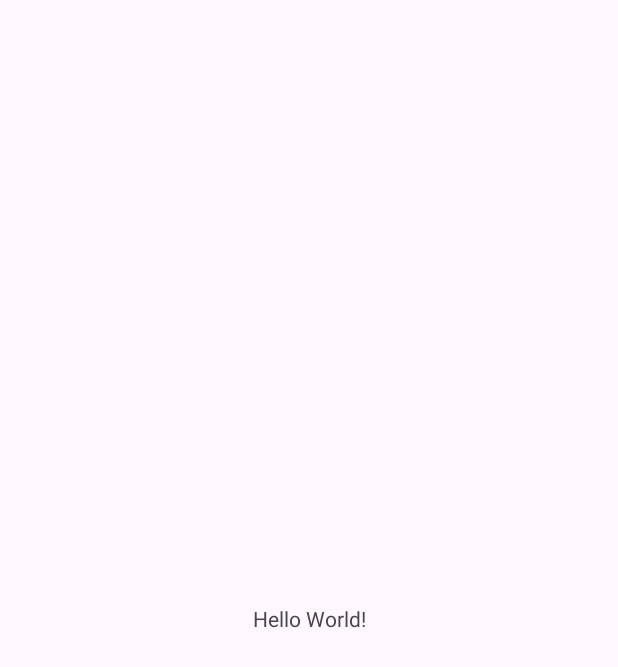
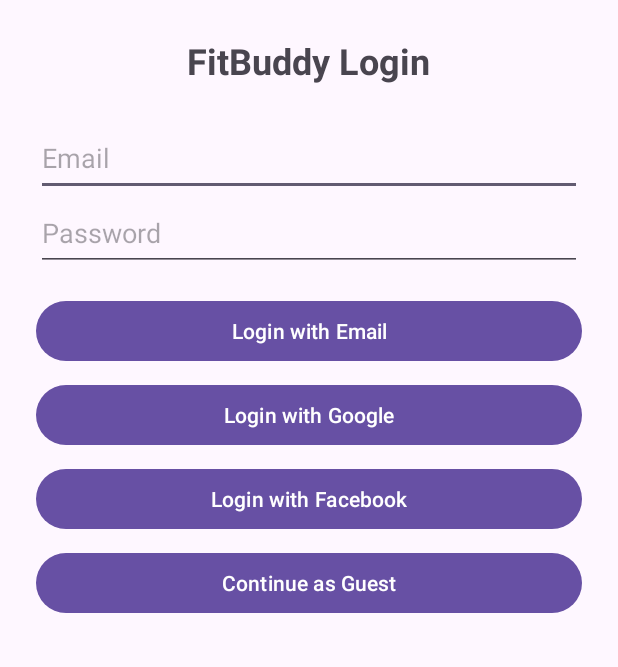
Before and after one commit to davorgeorgievski/FitBuddy, an Android app: the screen it shows after launch (MainActivity before the commit, LoginActivity after it), on a phone screen of 412 x 824 dp. Before the commit the part shown is almost empty. Shown: the top 667 px of the screen. Run offline under Robolectric (Android 15) with nearby library versions, the phone set to English and light mode, and no system bars; our stand-ins replace Firebase (no records; nobody signed in at launch, a user with empty details on screens opened directly); 3 statements that could not run were skipped.

Commit message:
Login so email, google, facebook i kako gostin

```diff
--- /dev/null
+++ b/app/src/main/java/com/example/fitbuddy/LoginActivity.java
@@ -0,0 +1,178 @@
+package com.example.fitbuddy;
+
+import android.content.Intent;
+import android.os.Bundle;
+import android.util.Log;
+import android.widget.*;
+import androidx.annotation.NonNull;
+import androidx.appcompat.app.AppCompatActivity;
+
+import com.facebook.*;
+import com.facebook.login.LoginManager;
+import com.facebook.login.LoginResult;
+import com.google.android.gms.auth.api.signin.*;
+import com.google.android.gms.common.api.ApiException;
+import com.google.firebase.auth.*;
+import com.google.firebase.FirebaseApp;
+import com.google.android.gms.tasks.Task;
+
+
+import java.util.Arrays;
+
+public class LoginActivity extends AppCompatActivity {
+
+    private static final int RC_GOOGLE_SIGN_IN = 9001;
+    private FirebaseAuth mAuth;
+    private CallbackManager callbackManager;
+
+    private EditText emailEditText, passwordEditText;
+    private Button emailLoginButton, googleLoginButton, facebookLoginButton, anonymousLoginButton;
+
+    @Override
+    protected void onCreate(Bundle savedInstanceState) {
+        super.onCreate(savedInstanceState);
+        setContentView(R.layout.activity_login);
+
+        FirebaseApp.initializeApp(this);
+        mAuth = FirebaseAuth.getInstance();
+
+        // Init UI
+        emailEditText = findViewById(R.id.emailEditText);
+        passwordEditText = findViewById(R.id.passwordEditText);
+        emailLoginButton = findViewById(R.id.emailLoginButton);
+        googleLoginButton = findViewById(R.id.googleLoginButton);
+        facebookLoginButton = findViewById(R.id.facebookLoginButton);
+        anonymousLoginButton = findViewById(R.id.anonymousLoginButton);
+
+        // Email login
+        emailLoginButton.setOnClickListener(v -> loginWithEmail());
+
+        // Anonymous login
+        anonymousLoginButton.setOnClickListener(v -> loginAnonymously());
+
+        // Google login
+        googleLoginButton.setOnClickListener(v -> signInWithGoogle());
+
+        // Facebook login
+        callbackManager = CallbackManager.Factory.create();
+        facebookLoginButton.setOnClickListener(v -> loginWithFacebook());
+    }
+
+    // ===================== Email =====================
+    private void loginWithEmail() {
+        String email = emailEditText.getText().toString().trim();
+        String pass = passwordEditText.getText().toString().trim();
+
+        if (email.isEmpty() || pass.isEmpty()) {
+            Toast.makeText(this, "Enter all fields", Toast.LENGTH_SHORT).show();
+            return;
+        }
+
+        mAuth.signInWithEmailAndPassword(email, pass)
+                .addOnCompleteListener(this, task -> {
+                    if (task.isSuccessful()) {
+                        Log.d("LoginDebug", "Login success, opening MainActivity");
+                        openMain();
+                    } else {
+                        Toast.makeText(this, "Login failed: " + task.getException().getMessage(), Toast.LENGTH_SHORT).show();
+                    }
+                });
+    }
+
+    // ===================== Anonymous =====================
+    private void loginAnonymously() {
+        mAuth.signInAnonymously()
+                .addOnCompleteListener(this, task -> {
+                    if (task.isSuccessful()) {
+                        Log.d("LoginDebug", "Login success, opening MainActivity");
+                        openMain();
+                    } else {
+                        Toast.makeText(this, "Anonymous login failed", Toast.LENGTH_SHORT).show();
+                    }
+                });
+    }
+
+    // ===================== Google =====================
+    private void signInWithGoogle() {
+        GoogleSignInOptions gso = new GoogleSignInOptions.Builder(GoogleSignInOptions.DEFAULT_SIGN_IN)
+                .requestIdToken(getString(R.string.default_web_client_id)) // од google-services.json
+                .requestEmail()
+                .build();
+
+        GoogleSignInClient client = GoogleSignIn.getClient(this, gso);
+        Intent signInIntent = client.getSignInIntent();
+        startActivityForResult(signInIntent, RC_GOOGLE_SIGN_IN);
+    }
+
+    // ===================== Facebook =====================
+    private void loginWithFacebook() {
+        LoginManager.getInstance().logInWithReadPermissions(this, Arrays.asList("email", "public_profile"));
+
+        LoginManager.getInstance().registerCallback(callbackManager,
+                new FacebookCallback<LoginResult>() {
+                    @Override
+                    public void onSuccess(LoginResult loginResult) {
+                        AuthCredential credential = FacebookAuthProvider.getCredential(loginResult.getAccessToken().getToken());
+                        mAuth.signInWithCredential(credential)
+                                .addOnCompleteListener(LoginActivity.this, task -> {
+                                    if (task.isSuccessful()) {
+                                        Log.d("LoginDebug", "Login success, opening MainActivity");
+                                        openMain();
+                                    } else {
+                                        Toast.makeText(LoginActivity.this, "Facebook login failed", Toast.LENGTH_SHORT).show();
+                                    }
+                                });
+                    }
+
+                    @Override
+                    public void onCancel() {
+                        Toast.makeText(LoginActivity.this, "Facebook login canceled", Toast.LENGTH_SHORT).show();
+                    }
+
+                    @Override
+                    public void onError(FacebookException error) {
+                        Toast.makeText(LoginActivity.this, "Facebook error: " + error.getMessage(), Toast.LENGTH_SHORT).show();
+                    }
+                });
+    }
+
+    // ===================== Result =====================
+    @Override
+    protected void onActivityResult(int requestCode, int resultCode, Intent data) {
+        super.onActivityResult(requestCode, resultCode, data);
+
+        // Facebook
+        if (callbackManager != null) {
+            callbackManager.onActivityResult(requestCode, resultCode, data);
+        }
+
+
+
+        // Google
+        if (requestCode == RC_GOOGLE_SIGN_IN) {
+            Task<GoogleSignInAccount> task = GoogleSignIn.getSignedInAccountFromIntent(data);
+            try {
+                GoogleSignInAccount account = task.getResult(ApiException.class);
+                AuthCredential credential = GoogleAuthProvider.getCredential(account.getIdToken(), null);
+                mAuth.signInWithCredential(credential)
+                        .addOnCompleteListener(this, task1 -> {
+                            if (task1.isSuccessful()) {
+                                Log.d("LoginDebug", "Login success, opening MainActivity");
+                                openMain();
+                            } else {
+                                Toast.makeText(this, "Google sign-in failed", Toast.LENGTH_SHORT).show();
+                            }
+                        });
+            } catch (ApiException e) {
+                Toast.makeText(this, "Google sign-in error: " + e.getMessage(), Toast.LENGTH_SHORT).show();
+            }
+        }
+    }
+
+    private void openMain() {
+        Log.d("LoginDebug", "openMain() called - navigating to MainActivity");
+        Intent i = new Intent(LoginActivity.this, MainActivity.class);
+        startActivity(i);
+        finish();
+    }
+}
--- a/app/src/main/java/com/example/fitbuddy/MainActivity.java
+++ b/app/src/main/java/com/example/fitbuddy/MainActivity.java
@@ -1,24 +1,36 @@
 package com.example.fitbuddy;
 
 import android.os.Bundle;
-
-import androidx.activity.EdgeToEdge;
+import android.widget.TextView;
 import androidx.appcompat.app.AppCompatActivity;
-import androidx.core.graphics.Insets;
-import androidx.core.view.ViewCompat;
-import androidx.core.view.WindowInsetsCompat;
+import com.google.firebase.auth.FirebaseAuth;
+import com.google.firebase.auth.FirebaseUser;
+import android.util.Log;
 
 public class MainActivity extends AppCompatActivity {
+
+    private TextView welcomeText;
 
     @Override
     protected void onCreate(Bundle savedInstanceState) {
         super.onCreate(savedInstanceState);
-        EdgeToEdge.enable(this);
-        setContentView(R.layout.activity_main);
-        ViewCompat.setOnApplyWindowInsetsListener(findViewById(R.id.main), (v, insets) -> {
-            Insets systemBars = insets.getInsets(WindowInsetsCompat.Type.systemBars());
-            v.setPadding(systemBars.left, systemBars.top, systemBars.right, systemBars.bottom);
-            return insets;
-        });
+        Log.d("LoginDebug", "MainActivity started");
+        setContentView(R.layout.activity_main); // ќе ја направиме подолу
+
+        welcomeText = findViewById(R.id.welcomeText);
+
+        FirebaseUser user = FirebaseAuth.getInstance().getCurrentUser();
+        Log.d("MainActivityDebug", "User: " + user);
+        if (user != null) {
+            if (user.isAnonymous()) {
+                welcomeText.setText("Welcome, guest!");
+            } else {
+                String message = "Welcome, " + (user.getEmail() != null ? user.getEmail() : "user");
+                welcomeText.setText(message);
+            }
+        } else {
+            welcomeText.setText("Welcome, unknown user");
+            Log.d("MainActivityDebug", "FirebaseAuth.getInstance().getCurrentUser() returned null");
+        }
     }
 }
--- /dev/null
+++ b/app/src/main/java/com/example/fitbuddy/MyApplication.java
@@ -0,0 +1,14 @@
+package com.example.fitbuddy;
+
+import android.app.Application;
+import com.facebook.FacebookSdk;
+import com.facebook.appevents.AppEventsLogger;
+
+public class MyApplication extends Application {
+    @Override
+    public void onCreate() {
+        super.onCreate();
+        FacebookSdk.sdkInitialize(getApplicationContext());
+        AppEventsLogger.activateApp(this);
+    }
+}
--- /dev/null
+++ b/app/src/main/res/layout/activity_login.xml
@@ -0,0 +1,63 @@
+<?xml version="1.0" encoding="utf-8"?>
+<ScrollView xmlns:android="http://schemas.android.com/apk/res/android"
+    android:layout_width="match_parent"
+    android:layout_height="match_parent"
+    android:padding="24dp">
+
+    <LinearLayout
+        android:layout_width="match_parent"
+        android:layout_height="wrap_content"
+        android:orientation="vertical"
+        android:gravity="center_horizontal">
+
+        <TextView
+            android:layout_width="wrap_content"
+            android:layout_height="wrap_content"
+            android:text="FitBuddy Login"
+            android:textSize="24sp"
+            android:textStyle="bold"
+            android:layout_marginBottom="24dp" />
+
+        <EditText
+            android:id="@+id/emailEditText"
+            android:layout_width="match_parent"
+            android:layout_height="50dp"
+            android:hint="Email" />
+
+        <EditText
+            android:id="@+id/passwordEditText"
+            android:layout_width="match_parent"
+            android:layout_height="50dp"
+            android:hint="Password"
+            android:inputType="textPassword"
+            android:layout_marginBottom="16dp" />
+
+        <Button
+            android:id="@+id/emailLoginButton"
+            android:layout_width="match_parent"
+            android:layout_height="wrap_content"
+            android:text="Login with Email" />
+
+        <Button
+            android:id="@+id/googleLoginButton"
+            android:layout_width="match_parent"
+            android:layout_height="wrap_content"
+            android:text="Login with Google"
+            android:layout_marginTop="8dp" />
+
+        <Button
+            android:id="@+id/facebookLoginButton"
+            android:layout_width="match_parent"
+            android:layout_height="wrap_content"
+            android:text="Login with Facebook"
+            android:layout_marginTop="8dp" />
+
+        <Button
+            android:id="@+id/anonymousLoginButton"
+            android:layout_width="match_parent"
+            android:layout_height="wrap_content"
+            android:text="Continue as Guest"
+            android:layout_marginTop="8dp" />
+
+    </LinearLayout>
+</ScrollView>
--- a/app/src/main/res/layout/activity_main.xml
+++ b/app/src/main/res/layout/activity_main.xml
@@ -1,19 +1,16 @@
 <?xml version="1.0" encoding="utf-8"?>
-<androidx.constraintlayout.widget.ConstraintLayout xmlns:android="http://schemas.android.com/apk/res/android"
-    xmlns:app="http://schemas.android.com/apk/res-auto"
-    xmlns:tools="http://schemas.android.com/tools"
-    android:id="@+id/main"
+<LinearLayout xmlns:android="http://schemas.android.com/apk/res/android"
     android:layout_width="match_parent"
     android:layout_height="match_parent"
-    tools:context=".MainActivity">
+    android:gravity="center"
+    android:orientation="vertical"
+    android:padding="24dp">
 
     <TextView
+        android:id="@+id/welcomeText"
         android:layout_width="wrap_content"
         android:layout_height="wrap_content"
-        android:text="Hello World!"
-        app:layout_constraintBottom_toBottomOf="parent"
-        app:layout_constraintEnd_toEndOf="parent"
-        app:layout_constraintStart_toStartOf="parent"
-        app:layout_constraintTop_toTopOf="parent" />
-
-</androidx.constraintlayout.widget.ConstraintLayout>
+        android:text="Welcome!"
+        android:textSize="20sp"
+        android:textStyle="bold" />
+</LinearLayout>
--- a/app/src/main/res/values/strings.xml
+++ b/app/src/main/res/values/strings.xml
@@ -1,3 +1,6 @@
 <resources>
     <string name="app_name">FitBuddy</string>
+    <string name="default_web_client_id">796204136782-dt46j0npqingrjo2notlurf5d8gq6kdg.apps.googleusercontent.com</string>
+    <string name="facebook_app_id">1209211477118644</string>
+    <string name="fb_login_protocol_scheme">fb1209211477118644</string>
 </resources>
```
Also changed, not shown: app/src/main/AndroidManifest.xml (+34 -4 lines), 1 other file.
